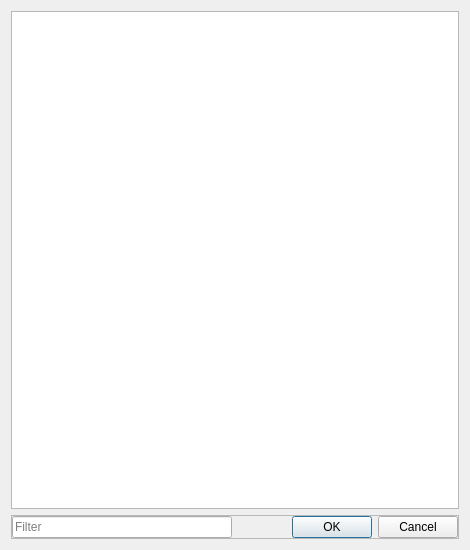
First picture: the form in scwx-qt/source/scwx/qt/ui/radar_site_dialog.ui, repository dpaulat/supercell-wx, before the edit.
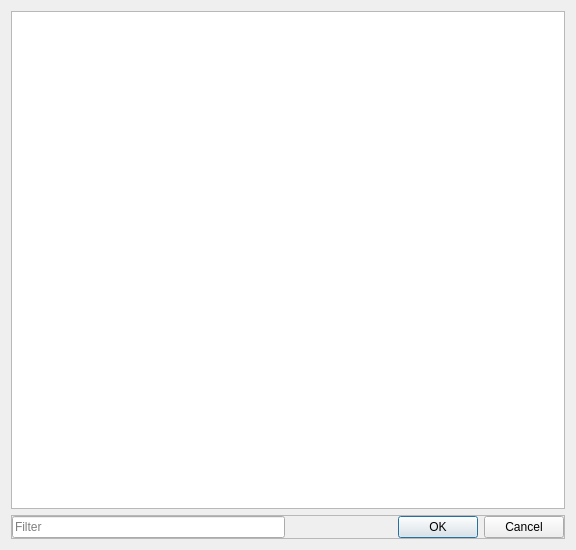
Second picture: the form after the edit.

Commit message: Radar site dialog should not have a horizontal scrollbar initially

```diff
--- a/scwx-qt/source/scwx/qt/ui/radar_site_dialog.ui
+++ b/scwx-qt/source/scwx/qt/ui/radar_site_dialog.ui
@@ -6,7 +6,7 @@
    <rect>
     <x>0</x>
     <y>0</y>
-    <width>470</width>
+    <width>576</width>
     <height>550</height>
    </rect>
   </property>
```
